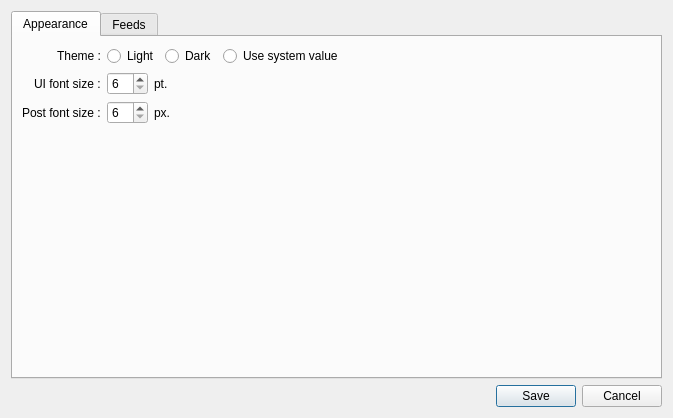
Before: the Qt Designer form client-desktop/src/dialogs/DialogPreferences.ui in zappatic/ZapFeedReader, drawn with Qt 5.
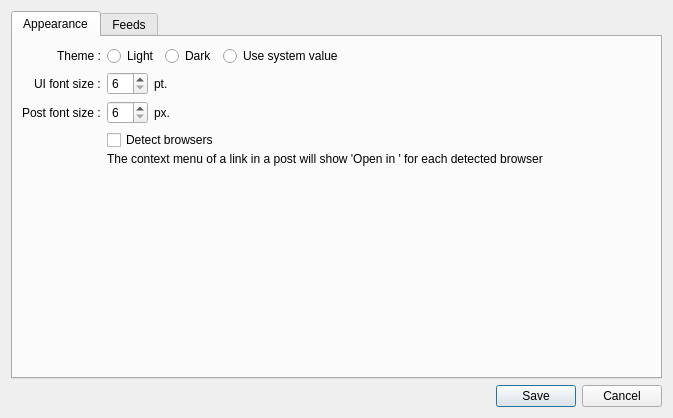
After: the same form once the commit is applied.

Commit message: implement detect browsers and open post link in specific browsers

What changed in the file:
```diff
--- a/client-desktop/src/dialogs/DialogPreferences.ui
+++ b/client-desktop/src/dialogs/DialogPreferences.ui
@@ -162,8 +162,47 @@
            </item>
           </layout>
          </item>
+         <item row="3" column="1">
+          <layout class="QVBoxLayout" name="verticalLayout_6">
+           <property name="spacing">
+            <number>2</number>
+           </property>
+           <item>
+            <widget class="QCheckBox" name="checkBoxDetectBrowsers">
+             <property name="text">
+              <string>Detect browsers</string>
+             </property>
+            </widget>
+           </item>
+           <item>
+            <widget class="QLabel" name="labelDetectBrowsersInfo">
+             <property name="font">
+              <font>
+               <pointsize>9</pointsize>
+              </font>
+             </property>
+             <property name="text">
+              <string>The context menu of a link in a post will show 'Open in &lt;browser&gt;' for each detected browser</string>
+             </property>
+            </widget>
+           </item>
+          </layout>
+         </item>
         </layout>
        </item>
+       <item>
+        <spacer name="verticalSpacer_2">
+         <property name="orientation">
+          <enum>Qt::Vertical</enum>
+         </property>
+         <property name="sizeHint" stdset="0">
+          <size>
+           <width>20</width>
+           <height>40</height>
+          </size>
+         </property>
+        </spacer>
+       </item>
       </layout>
      </widget>
      <widget class="QWidget" name="tabFeeds">
```
The commit also changes 7 other files.
